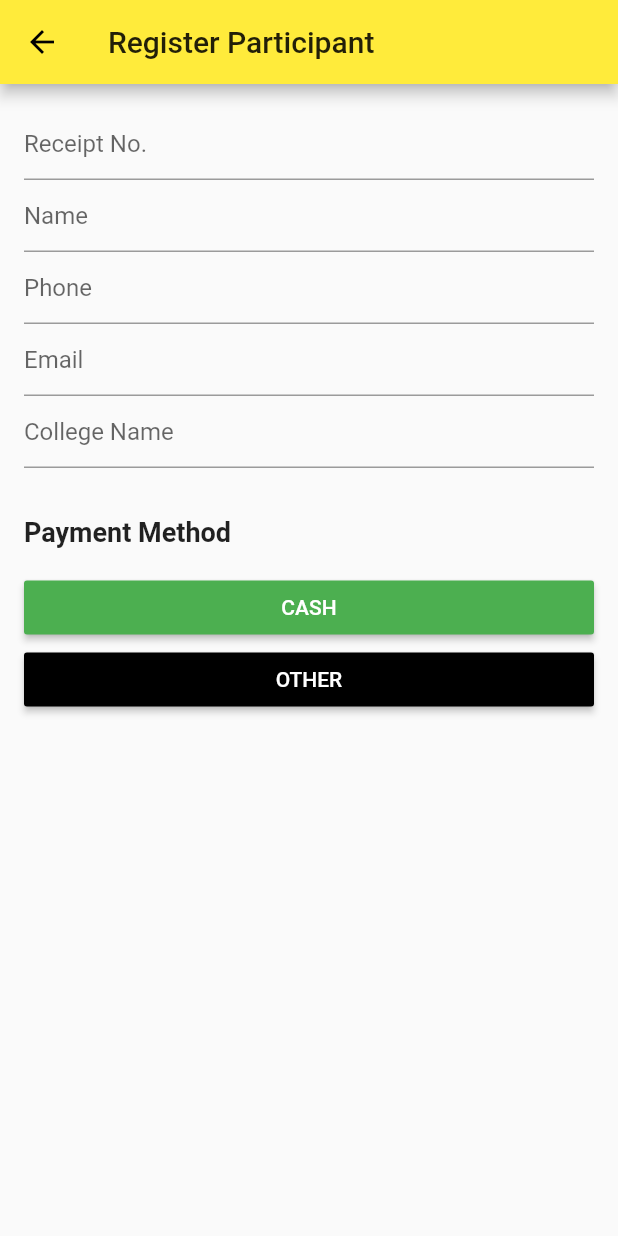
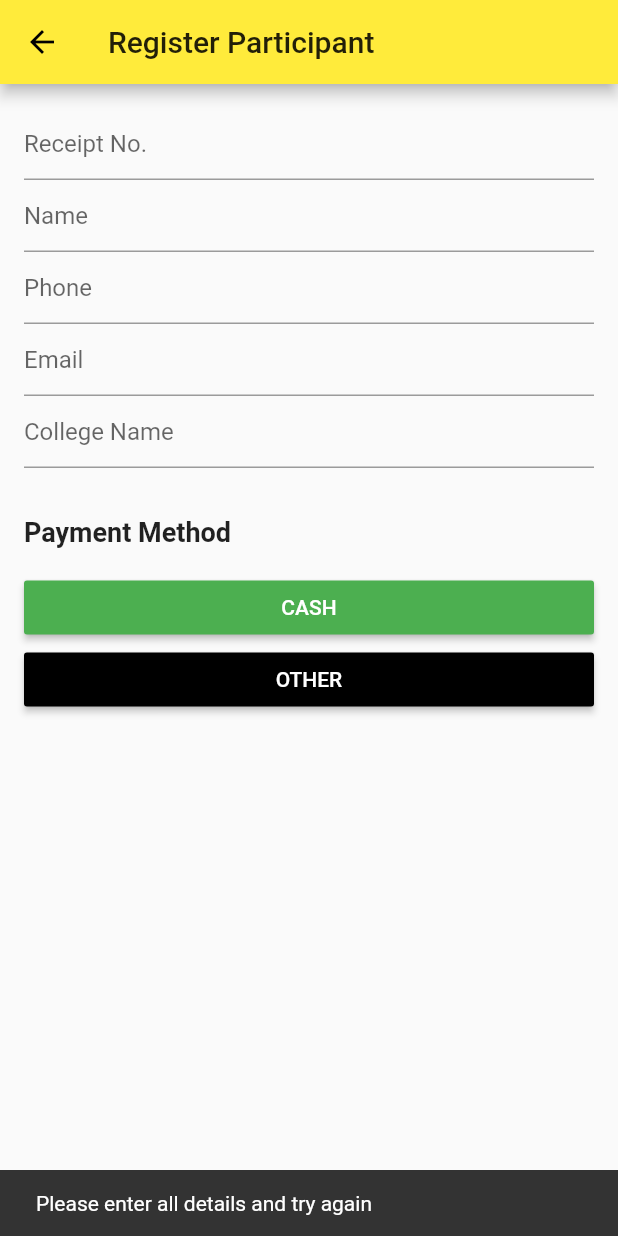
Before and after one commit to krishnakeshan/cultura, a Flutter app: the RegisterParticipantWidget screen opened directly, after a tap on "OTHER", on a phone screen of 412 x 824 dp. Run offline on Flutter 3.47's test engine with Material 2 defaults, Android fonts, the phone set to English and light mode, and no system bars.

Commit message:
duplicate receipt registrations not allowed, some alerts, etc.

```diff
--- a/lib/register_participant.dart
+++ b/lib/register_participant.dart
@@ -30,6 +30,9 @@
   TextEditingController phoneController;
   TextEditingController emailController;
   TextEditingController collegeController;
+
+  bool processingRegistration = false;
+
   static const platformChannel = MethodChannel("in.ac.cmrit.cultura/main");
 
   //Constructors
@@ -56,7 +59,11 @@
           "Register Participant",
         ),
       ),
-      body: ListView(
+      body: Stack(
+        children: <Widget>[
+          //Main List View with fields
+          Positioned.fill(
+            child: ListView(
               padding: EdgeInsets.all(16),
               children: <Widget>[
                 //Receipt Text Field
@@ -122,7 +129,9 @@
                 ),
 
                 //Cash Payment Button
-          RaisedButton(
+                Builder(
+                  builder: (buildContext) {
+                    return RaisedButton(
                       color: Colors.green,
                       child: Text(
                         "CASH",
@@ -131,12 +140,21 @@
                         ),
                       ),
                       onPressed: () {
-              //call platform method to register if all values entered
+                        //call platform method to register if all values entered and registration not already processing
                         if (receiptController.text.isEmpty ||
                             nameController.text.isEmpty ||
                             phoneController.text.isEmpty ||
                             emailController.text.isEmpty ||
-                  collegeController.text.isEmpty) {
+                            collegeController.text.isEmpty ||
+                            processingRegistration) {
+                          //display a snack bar
+                          Scaffold.of(buildContext).showSnackBar(
+                            SnackBar(
+                              content: Text(
+                                "Please enter all details and try again",
+                              ),
+                            ),
+                          );
                           return false;
                         }
 
@@ -185,10 +203,14 @@
                           },
                         );
                       },
+                    );
+                  },
                 ),
 
                 //Other methods button
-          RaisedButton(
+                Builder(
+                  builder: (buildContext) {
+                    return RaisedButton(
                       child: Text(
                         "OTHER",
                         style: TextStyle(
@@ -197,12 +219,13 @@
                       ),
                       color: Colors.black,
                       onPressed: () {
-              //only open if none of the fields are empty
+                        //only open if none of the fields are empty and registration not processing
                         if (receiptController.text.isNotEmpty &&
                             nameController.text.isNotEmpty &&
                             phoneController.text.isNotEmpty &&
                             emailController.text.isNotEmpty &&
-                  collegeController.text.isNotEmpty) {
+                            collegeController.text.isNotEmpty &&
+                            !processingRegistration) {
                           //create a registration object
                           Registration registration = Registration(
                             receipt: receiptController.text,
@@ -225,8 +248,36 @@
                               },
                             ),
                           );
+                        } else {
+                          //display a snack bar
+                          Scaffold.of(buildContext).showSnackBar(
+                            SnackBar(
+                              content: Text(
+                                "Please enter all details and try again",
+                              ),
+                            ),
+                          );
                         }
                       },
+                    );
+                  },
+                ),
+              ],
+            ),
+          ),
+
+          //Loading Screen
+          Positioned.fill(
+            child: Visibility(
+              visible: processingRegistration,
+              child: Container(
+                color: Colors.white,
+                alignment: Alignment.center,
+                child: CircularProgressIndicator(
+                  backgroundColor: Colors.blue,
+                ),
+              ),
+            ),
           ),
         ],
       ),
@@ -235,6 +286,13 @@
 
   //method to register this participant
   Future<void> _registerParticipant(BuildContext buildContext) async {
+    //set processing registration to true
+    if (mounted) {
+      setState(() {
+        processingRegistration = true;
+      });
+    }
+
     var success = await platformChannel.invokeMethod(
       "registerParticipant",
       {
@@ -248,12 +306,19 @@
       },
     );
 
+    //set processing registration to true
+    if (mounted) {
+      setState(() {
+        processingRegistration = false;
+      });
+    }
+
     //registration was successful, show dialog
     if (success) {
       showDialog(
         context: buildContext,
         barrierDismissible: true,
-        builder: (buildContext) {
+        builder: (context) {
           return AlertDialog(
             title: Text(
               "Registration Successful",
@@ -269,7 +334,14 @@
                   style: TextStyle(color: Colors.white),
                 ),
                 onPressed: () {
-                  //close this
+                  //empty all text controllers
+                  receiptController.text = "";
+                  nameController.text = "";
+                  phoneController.text = "";
+                  emailController.text = "";
+                  collegeController.text = "";
+
+                  //close this dialog
                   Navigator.pop(buildContext);
                 },
               ),
@@ -292,7 +364,9 @@
                 color: Colors.red,
               ),
             ),
-            content: Text("Please try again"),
+            content: Text(
+              "Please make sure:\n\n1. Receipt number is correct\n2. Internet connection active\n\nPlease try again",
+            ),
             actions: <Widget>[
               RaisedButton(
                 color: Colors.green,
@@ -304,7 +378,7 @@
                 ),
                 onPressed: () {
                   //close this
-                  Navigator.pop(context);
+                  Navigator.pop(buildContext);
                 },
               ),
             ],
```
Also changed, not shown: lib/qr_codes.dart (+62 -6 lines). Lines whose indentation alone changed are shown as unchanged.
